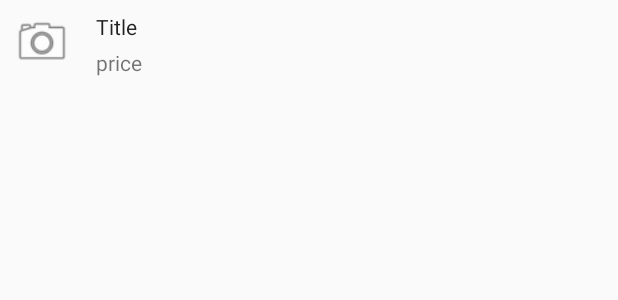
After one commit to LeothosThoren/Henry-Potters-Books, an Android app: the layout item_book_selection.xml on its own in the app's theme, with its tools: preview values and no code run, on a phone screen of 412 x 824 dp. The commit adds this screen. Shown: the top 300 px of the screen. Run offline under Robolectric (Android 15) with nearby library versions, the phone set to English and light mode, and no system bars; network calls fail.

Commit message:
Add recap selection book list
When the user selects a quantity of book, when he wants to know the total price, he can also check all the books he has selected. A new adapter with some other features updated.

```diff
--- a/app/src/main/java/com/leothos/harrypotterbooks/model/Book.kt
+++ b/app/src/main/java/com/leothos/harrypotterbooks/model/Book.kt
@@ -1,12 +1,15 @@
 package com.leothos.harrypotterbooks.model
 
+import android.os.Parcelable
 import com.squareup.moshi.Json
+import kotlinx.android.parcel.Parcelize
 
 /**
  * Book pojo serialized with Moshi
  * Custom object
  * */
 
+@Parcelize
 data class Book(
 
     @Json(name = "isbn")
@@ -24,4 +27,4 @@ data class Book(
     @Json(name = "synopsis")
     val synopsis: List<String?>? = null
 
-)
+) : Parcelable
--- a/app/src/main/java/com/leothos/harrypotterbooks/ui/MainActivity.kt
+++ b/app/src/main/java/com/leothos/harrypotterbooks/ui/MainActivity.kt
@@ -62,7 +62,7 @@ class MainActivity : AppCompatActivity() {
             override fun onClick(view: View, data: Book) {
                 when (view.id) {
                     R.id.add_to_cart -> {
-                        viewModel.bookCart[data.isbn] = data.price
+                        viewModel.bookCart[data.isbn] = data
                         Toast.makeText(applicationContext, "add to cart ${viewModel.bookCart.size}", Toast.LENGTH_SHORT)
                             .show()
                     }
--- a/app/src/main/java/com/leothos/harrypotterbooks/view_models/BookListViewModel.kt
+++ b/app/src/main/java/com/leothos/harrypotterbooks/view_models/BookListViewModel.kt
@@ -25,7 +25,7 @@ class BookListViewModel : BaseViewModel() {
     val errorMessage: MutableLiveData<Int> = MutableLiveData()
     val errorClickListener = View.OnClickListener { loadBookList() }
     val bookListAdapter: BookListAdapter = BookListAdapter()
-    val bookCart = HashMap<String?, Int?>()
+    val bookCart = HashMap<String?, Book?>()
 
 
     init {
--- a/app/src/main/java/com/leothos/harrypotterbooks/view_models/BookViewModel.kt
+++ b/app/src/main/java/com/leothos/harrypotterbooks/view_models/BookViewModel.kt
@@ -16,7 +16,7 @@ class BookViewModel : BaseViewModel() {
         bookIsbn.value = book.isbn
         bookTitle.value = book.title
         bookCover.value = book.cover
-        bookPrice.value = book.price.toString()
+        bookPrice.value = "${book.price} €"
     }
 
     fun getBookTitle(): MutableLiveData<String> {
--- a/app/src/main/res/layout/activity_main.xml
+++ b/app/src/main/res/layout/activity_main.xml
@@ -17,9 +17,8 @@
                 app:popupTheme="@style/ThemeOverlay.AppCompat.Light"
                 app:layout_constraintTop_toTopOf="parent"
                 app:layout_constraintStart_toStartOf="parent"
-                app:layout_constraintEnd_toEndOf="parent" android:id="@+id/toolbar">
+                app:layout_constraintEnd_toEndOf="parent" android:id="@+id/toolbar"/>
 
-        </androidx.appcompat.widget.Toolbar>
 
         <ProgressBar
                 android:layout_width="wrap_content"
--- /dev/null
+++ b/app/src/main/res/layout/item_book_selection.xml
@@ -0,0 +1,48 @@
+<?xml version="1.0" encoding="utf-8"?>
+<layout>
+    <data>
+        <variable name="viewModel" type="com.leothos.harrypotterbooks.view_models.BookViewModel"/>
+    </data>
+    <androidx.constraintlayout.widget.ConstraintLayout
+            xmlns:android="http://schemas.android.com/apk/res/android"
+            xmlns:app="http://schemas.android.com/apk/res-auto"
+            android:orientation="vertical"
+            android:layout_width="match_parent"
+            android:layout_height="wrap_content">
+
+        <ImageView
+                android:layout_width="40dp"
+                android:layout_height="40dp" app:srcCompat="@android:drawable/ic_menu_camera"
+                android:id="@+id/selection_cover"
+                mutableImage="@{viewModel.getBookCover()}"
+                app:layout_constraintStart_toStartOf="parent"
+                android:layout_marginStart="8dp"
+                app:layout_constraintTop_toTopOf="parent"
+                android:layout_marginTop="8dp"
+                app:layout_constraintBottom_toBottomOf="parent"
+                android:layout_marginBottom="8dp"/>
+        <TextView
+                android:text="Title"
+                android:layout_width="0dp"
+                android:layout_height="wrap_content"
+                mutableText="@{viewModel.getBookTitle()}"
+                android:id="@+id/selection_title"
+                app:layout_constraintTop_toTopOf="@+id/selection_cover"
+                app:layout_constraintStart_toEndOf="@+id/selection_cover"
+                android:layout_marginStart="16dp"
+                app:layout_constraintEnd_toEndOf="parent"
+                android:layout_marginEnd="16dp"
+                android:textAppearance="@style/TextAppearance.AppCompat.Body1"/>
+        <TextView
+                android:text="price"
+                android:layout_width="0dp"
+                android:layout_height="wrap_content"
+                mutableText="@{viewModel.getBookPrice()}"
+                android:id="@+id/selection_price"
+                app:layout_constraintTop_toBottomOf="@+id/selection_title" android:layout_marginTop="8dp"
+                android:layout_marginStart="16dp" app:layout_constraintStart_toEndOf="@+id/selection_cover"
+                app:layout_constraintBottom_toBottomOf="@+id/selection_cover" app:layout_constraintEnd_toEndOf="parent"
+                android:layout_marginEnd="16dp" android:textAppearance="@style/TextAppearance.AppCompat.Small"
+        />
+    </androidx.constraintlayout.widget.ConstraintLayout>
+</layout>
```
Also changed, not shown: app/src/main/java/com/leothos/harrypotterbooks/ui/OfferActivity.kt (+24 -5 lines), app/src/main/java/com/leothos/harrypotterbooks/ui/adapter/SelectionListAdapter.kt (added, +73 -0 lines), app/src/main/java/com/leothos/harrypotterbooks/utils/Utils.kt (+20 -1 lines), app/src/main/java/com/leothos/harrypotterbooks/view_models/OfferViewModel.kt (+8 -1 lines), app/src/main/res/layout/activity_offer.xml (+21 -11 lines), app/src/main/res/layout/toolbar.xml (added, +10 -0 lines), 1 other file.
